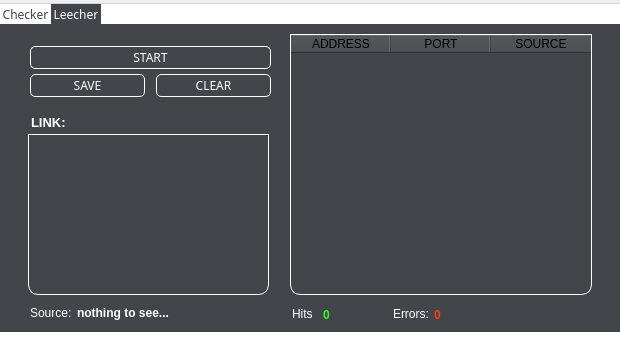
First picture: the form in src/gui/mainwindow.ui, repository marcobackup/Proxier, before the edit.
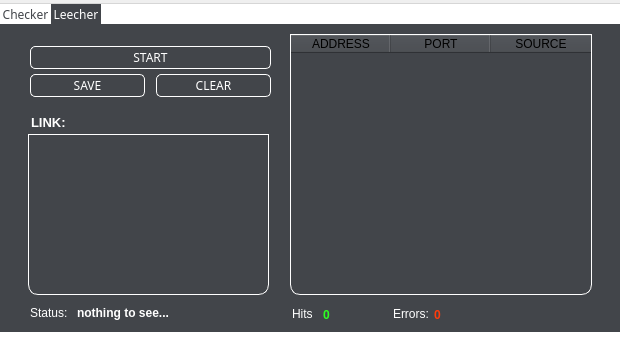
Second picture: the form after the edit. The open tabs and pages were chosen to show the change. Icons and pictures are not drawn.

Diff of the .ui file:
```diff
--- a/src/gui/mainwindow.ui
+++ b/src/gui/mainwindow.ui
@@ -271,7 +271,7 @@
        </rect>
       </property>
       <property name="text">
-       <string>&lt;html&gt;&lt;head/&gt;&lt;body&gt;&lt;p&gt;&lt;span style=&quot; color:#ffffff;&quot;&gt;Source: &lt;/span&gt;&lt;/p&gt;&lt;/body&gt;&lt;/html&gt;</string>
+       <string>&lt;html&gt;&lt;head/&gt;&lt;body&gt;&lt;p&gt;&lt;span style=&quot; color:#ffffff;&quot;&gt;Status: &lt;/span&gt;&lt;/p&gt;&lt;/body&gt;&lt;/html&gt;</string>
       </property>
      </widget>
      <widget class="QLabel" name="source_fetch_lbl">
```
Left out of the diff: 7 changed lines with no effect on the pictures.
